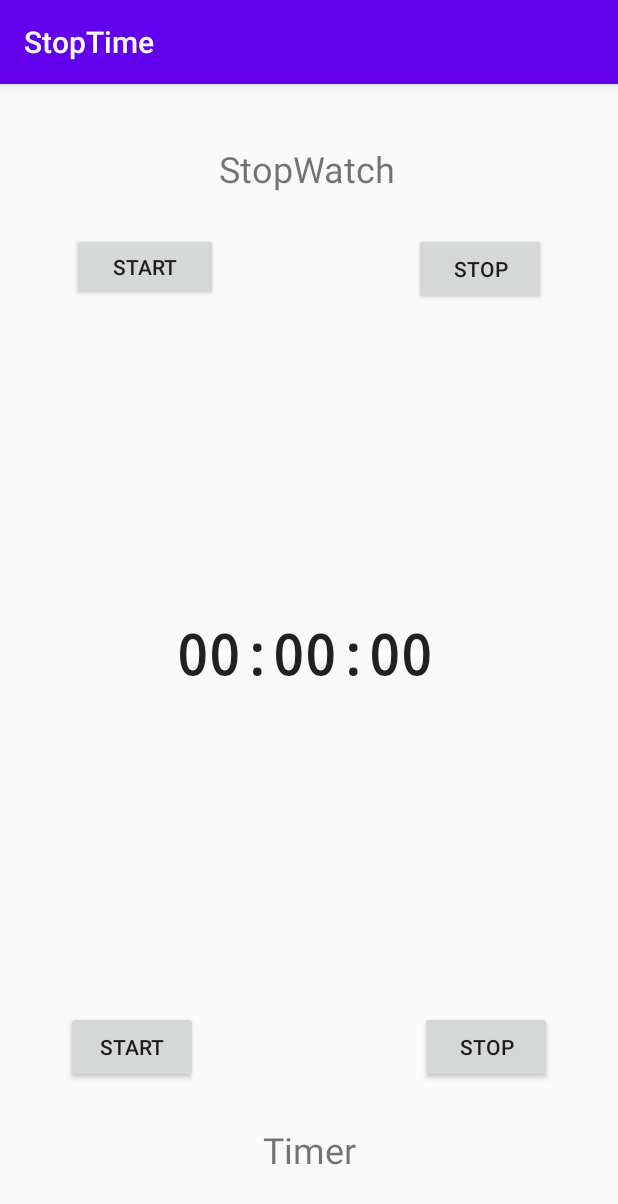
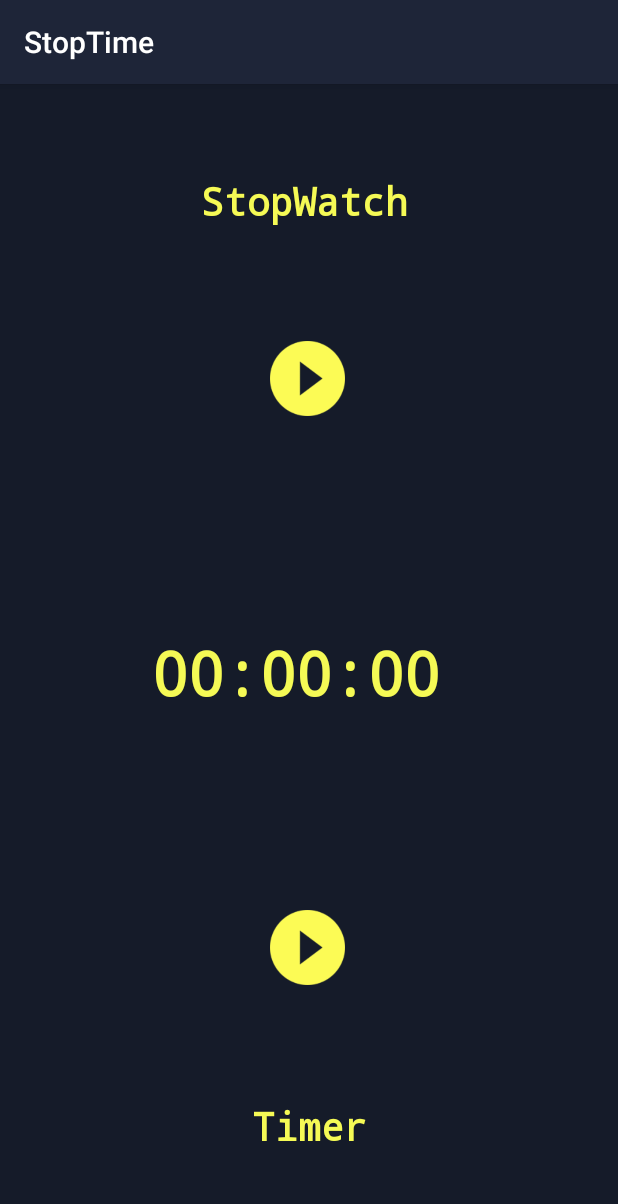
Before and after one commit to kulvind3r/stoptime, an Android app: the screen it shows after launch (MainActivity), on a phone screen of 412 x 824 dp. Shown: the top 1204 px of the screen. Run offline under Robolectric (Android 15) with nearby library versions, the light colour scheme and no system bars.

Commit message:
Removed redundant buttons, Changed Asthetics, Major code refactoring

```diff
--- a/app/src/main/java/com/kulvind3r/stoptime/MainActivity.java
+++ b/app/src/main/java/com/kulvind3r/stoptime/MainActivity.java
@@ -4,8 +4,8 @@ import android.os.Bundle;
 import android.os.CountDownTimer;
 import android.os.SystemClock;
 import android.view.View;
-import android.widget.Button;
 import android.widget.Chronometer;
+import android.widget.ImageView;
 
 import androidx.appcompat.app.AppCompatActivity;
 
@@ -14,7 +14,19 @@ public class MainActivity extends AppCompatActivity {
     Chronometer appChronometer;
     CountDownTimer appTimer;
     Long currentTime;
-    Button button;
+
+    ImageView imageViewStartStopWatch;
+    ImageView imageViewStartStopTimer;
+
+    private AppStatus appWatchStatus = AppStatus.WATCH_STOPPED;
+    private AppStatus appTimerStatus = AppStatus.TIMER_STOPPED;
+
+    private enum AppStatus {
+        WATCH_STARTED,
+        WATCH_STOPPED,
+        TIMER_STARTED,
+        TIMER_STOPPED
+    }
 
     @Override
     protected void onCreate(Bundle savedInstanceState) {
@@ -37,17 +49,11 @@ public class MainActivity extends AppCompatActivity {
 
         appChronometer.setText("00:00:00");
 
-        button = (Button) findViewById(R.id.watchStart);
-        button.setOnClickListener(appWatchStartListener);
+        imageViewStartStopWatch = (ImageView) findViewById(R.id.startStopWatch);
+        imageViewStartStopWatch.setOnClickListener(appWatchStartStopListener);
 
-        button = (Button) findViewById(R.id.watchStop);
-        button.setOnClickListener(appWatchStopListener);
-
-        button = (Button) findViewById(R.id.timerStart);
-        button.setOnClickListener(appTimerStartListener);
-
-        button = (Button) findViewById(R.id.timerStop);
-        button.setOnClickListener(appTimerStopListener);
+        imageViewStartStopTimer = (ImageView) findViewById(R.id.startStopTimer);
+        imageViewStartStopTimer.setOnClickListener(appTimerStartStopListener);
 
     }
 
@@ -58,30 +64,7 @@ public class MainActivity extends AppCompatActivity {
         return (hour < 10 ? "0" + hour : hour) + ":" + (minute < 10 ? "0" + minute : minute) + ":" + (seconds < 10 ? "0" + seconds : seconds);
     }
 
-    private void stopTimer() {
-
-        if (appTimer != null)
-            appTimer.cancel();
-
-        button = (Button) findViewById(R.id.timerStart);
-        button.setEnabled(true);
-
-        button = (Button) findViewById(R.id.timerStop);
-        button.setEnabled(false);
-    }
-
-    private void stopWatch() {
-        appChronometer.stop();
-
-        button = (Button) findViewById(R.id.watchStop);
-        button.setEnabled(false);
-
-        button = (Button) findViewById(R.id.watchStart);
-        button.setEnabled(true);
-    }
-
     private long textToTime () {
-
         String timeString = (String) appChronometer.getText();
 
         String hoursString = timeString.split(":")[0].trim();
@@ -98,55 +81,12 @@ public class MainActivity extends AppCompatActivity {
         return milliseconds;
     }
 
-    View.OnClickListener appWatchStartListener = new View.OnClickListener() {
-        @Override
-        public void onClick(View v) {
+    private void startTimer() {
+        appTimer = new CountDownTimer(currentTime,1000) {
 
-            stopTimer();
-
-            button = (Button) findViewById(R.id.watchStart);
-            button.setEnabled(false);
-
-            button = (Button) findViewById(R.id.watchStop);
-            button.setEnabled(true);
-
-            currentTime = textToTime();
-
-            appChronometer.setBase(SystemClock.elapsedRealtime() - currentTime);
-            appChronometer.start();
-
-
-        }
-    };
-
-    View.OnClickListener appWatchStopListener = new View.OnClickListener() {
-        @Override
-        public void onClick(View v) {
-            stopWatch();
-        }
-    };
-
-
-    View.OnClickListener appTimerStartListener = new View.OnClickListener() {
-        @Override
-        public void onClick(View v) {
-
-            stopWatch();
-
-            button = (Button) findViewById(R.id.timerStart);
-            button.setEnabled(false);
-
-            button = (Button) findViewById(R.id.timerStop);
-            button.setEnabled(true);
-
-            long currentTime = textToTime();
-
-            appTimer = new CountDownTimer(currentTime,1000) {
             @Override
             public void onTick(long millisUntilFinished) {
-
                 String t = formatTime(millisUntilFinished);
-
                 appChronometer.setText(t);
             }
 
@@ -158,14 +98,59 @@ public class MainActivity extends AppCompatActivity {
         };
 
         appTimer.start();
+
+        imageViewStartStopTimer.setImageResource(R.drawable.icon_stop);
+        appTimerStatus = AppStatus.TIMER_STARTED;
+    }
+
+    private void stopTimer() {
+        if (appTimer != null)
+            appTimer.cancel();
+
+        imageViewStartStopTimer.setImageResource(R.drawable.icon_start);
+        appTimerStatus = AppStatus.TIMER_STOPPED;
+    }
+
+    private void startWatch() {
+        appChronometer.setBase(SystemClock.elapsedRealtime() - currentTime);
+        appChronometer.start();
+
+        imageViewStartStopWatch.setImageResource(R.drawable.icon_stop);
+        appWatchStatus = AppStatus.WATCH_STARTED;
+    }
+
+    private void stopWatch() {
+        appChronometer.stop();
+
+        imageViewStartStopWatch.setImageResource(R.drawable.icon_start);
+        appWatchStatus = AppStatus.WATCH_STOPPED;
+    }
+
+    View.OnClickListener  appWatchStartStopListener = new View.OnClickListener() {
+        @Override
+        public void onClick(View v) {
+            if (appWatchStatus == AppStatus.WATCH_STOPPED) {
+                stopTimer();
+                currentTime = textToTime();
+                startWatch();
+            }
+            else if (appWatchStatus == AppStatus.WATCH_STARTED) {
+                stopWatch();
+            }
         }
     };
 
-    View.OnClickListener appTimerStopListener = new View.OnClickListener() {
+    View.OnClickListener  appTimerStartStopListener = new View.OnClickListener() {
         @Override
         public void onClick(View v) {
+            if (appTimerStatus == AppStatus.TIMER_STOPPED) {
+                stopWatch();
+                currentTime = textToTime();
+                startTimer();
+            }
+            else if (appTimerStatus == AppStatus.TIMER_STARTED) {
                 stopTimer();
             }
+        }
     };
-
 }
--- a/app/src/main/res/layout/activity_main.xml
+++ b/app/src/main/res/layout/activity_main.xml
@@ -1,22 +1,22 @@
 <?xml version="1.0" encoding="utf-8"?>
 <androidx.constraintlayout.widget.ConstraintLayout xmlns:android="http://schemas.android.com/apk/res/android"
     xmlns:app="http://schemas.android.com/apk/res-auto"
-    xmlns:tools="http://schemas.android.com/tools"
     android:id="@+id/ConstraintLayout"
     android:layout_width="match_parent"
     android:layout_height="match_parent"
-    android:orientation="vertical">
+    android:orientation="vertical"
+    android:background="@color/colorBackground">
 
     <Chronometer
         android:id="@+id/chronometer"
-        android:layout_width="320dp"
-        android:layout_height="74dp"
-        android:layout_weight="0"
+        android:layout_width="wrap_content"
+        android:layout_height="wrap_content"
+        android:layout_centerInParent="true"
         android:fontFamily="monospace"
         android:textAlignment="center"
-        android:textAppearance="@style/TextAppearance.AppCompat.Large"
-        android:textSize="36sp"
+        android:textSize="40sp"
         android:textStyle="bold"
+        android:textColor="@color/colorYellow"
         app:layout_constraintBottom_toBottomOf="parent"
         app:layout_constraintEnd_toEndOf="parent"
         app:layout_constraintHorizontal_bias="0.461"
@@ -24,69 +24,59 @@
         app:layout_constraintTop_toTopOf="parent"
         app:layout_constraintVertical_bias="0.512" />
 
-    <Button
-        android:id="@+id/watchStart"
-        android:layout_width="97dp"
-        android:layout_height="45dp"
-        android:layout_marginStart="48dp"
-        android:layout_marginTop="28dp"
-        android:text="Start"
+    <ImageView
+        android:id="@+id/startStopWatch"
+        android:layout_width="50dp"
+        android:layout_height="50dp"
+        android:layout_centerHorizontal="true"
+        android:layout_marginTop="76dp"
+        android:src="@drawable/icon_start"
+        app:layout_constraintEnd_toEndOf="parent"
+        app:layout_constraintHorizontal_bias="0.498"
         app:layout_constraintStart_toStartOf="parent"
         app:layout_constraintTop_toBottomOf="@+id/labelWatch" />
 
-    <Button
-        android:id="@+id/watchStop"
+    <ImageView
+        android:id="@+id/startStopTimer"
+        android:layout_width="50dp"
+        android:layout_height="50dp"
+        android:layout_centerHorizontal="true"
+        android:layout_marginBottom="76dp"
+        android:src="@drawable/icon_start"
+        app:layout_constraintBottom_toTopOf="@+id/labelTimer"
+        app:layout_constraintEnd_toEndOf="parent"
+        app:layout_constraintHorizontal_bias="0.498"
+        app:layout_constraintStart_toStartOf="parent" />
+
+    <TextView
+        android:id="@+id/labelTimer"
         android:layout_width="wrap_content"
         android:layout_height="wrap_content"
-        android:layout_marginTop="28dp"
-        android:layout_marginEnd="48dp"
-        android:text="Stop"
+        android:layout_marginBottom="56dp"
+        android:fontFamily="monospace"
+        android:text="Timer"
+        android:textAlignment="center"
+        android:textColor="@color/colorYellow"
+        android:textSize="26sp"
+        android:textStyle="bold"
+        app:layout_constraintBottom_toBottomOf="parent"
         app:layout_constraintEnd_toEndOf="parent"
-        app:layout_constraintTop_toBottomOf="@+id/labelWatch" />
-
-    <Button
-        android:id="@+id/timerStart"
-        android:layout_width="wrap_content"
-        android:layout_height="wrap_content"
-        android:layout_marginStart="44dp"
-        android:layout_marginBottom="28dp"
-        android:text="Start"
-        app:layout_constraintBottom_toTopOf="@+id/labelTimer"
         app:layout_constraintStart_toStartOf="parent" />
-
-    <Button
-        android:id="@+id/timerStop"
-        android:layout_width="wrap_content"
-        android:layout_height="wrap_content"
-        android:layout_marginEnd="44dp"
-        android:layout_marginBottom="28dp"
-        android:text="Stop"
-        app:layout_constraintBottom_toTopOf="@+id/labelTimer"
-        app:layout_constraintEnd_toEndOf="parent" />
 
     <TextView
         android:id="@+id/labelWatch"
-        android:layout_width="315dp"
-        android:layout_height="31dp"
-        android:layout_marginTop="40dp"
+        android:layout_width="wrap_content"
+        android:layout_height="wrap_content"
+        android:layout_marginTop="60dp"
+        android:fontFamily="monospace"
         android:text="StopWatch"
         android:textAlignment="center"
-        android:textSize="24sp"
+        android:textColor="@color/colorYellow"
+        android:textSize="26sp"
+        android:textStyle="bold"
         app:layout_constraintEnd_toEndOf="parent"
         app:layout_constraintHorizontal_bias="0.488"
         app:layout_constraintStart_toStartOf="parent"
         app:layout_constraintTop_toTopOf="parent" />
 
-    <TextView
-        android:id="@+id/labelTimer"
-        android:layout_width="318dp"
-        android:layout_height="34dp"
-        android:layout_marginBottom="40dp"
-        android:text="Timer"
-        android:textAlignment="center"
-        android:textSize="24sp"
-        app:layout_constraintBottom_toBottomOf="parent"
-        app:layout_constraintEnd_toEndOf="parent"
-        app:layout_constraintStart_toStartOf="parent" />
-
 </androidx.constraintlayout.widget.ConstraintLayout>
--- a/app/src/main/res/values/colors.xml
+++ b/app/src/main/res/values/colors.xml
@@ -1,6 +1,8 @@
 <?xml version="1.0" encoding="utf-8"?>
 <resources>
-    <color name="colorPrimary">#6200EE</color>
-    <color name="colorPrimaryDark">#3700B3</color>
-    <color name="colorAccent">#03DAC5</color>
+    <color name="colorPrimary">#1E2538</color>
+    <color name="colorPrimaryDark">#0E121B</color>
+    <color name="colorAccent">#F5FA55</color>
+    <color name="colorBackground">#151B29</color>
+    <color name="colorYellow">#F5FA55</color>
 </resources>
--- /dev/null
+++ b/app/src/main/res/values/dimens.xml
@@ -0,0 +1,5 @@
+<resources>
+    <!-- Default screen margins, per the Android Design guidelines. -->
+    <dimen name="activity_horizontal_margin">16dp</dimen>
+    <dimen name="activity_vertical_margin">16dp</dimen>
+</resources>
```
Also changed, not shown: app/src/main/res/drawable/drawable_circle_dark_blue.xml (added, +10 -0 lines), app/src/main/res/drawable/drawable_circle_yellow.xml (added, +8 -0 lines), app/src/main/res/drawable/icon_reset.png (added), app/src/main/res/drawable/icon_start.png (added), app/src/main/res/drawable/icon_stop.png (added). Lines whose indentation alone changed are shown as unchanged.
